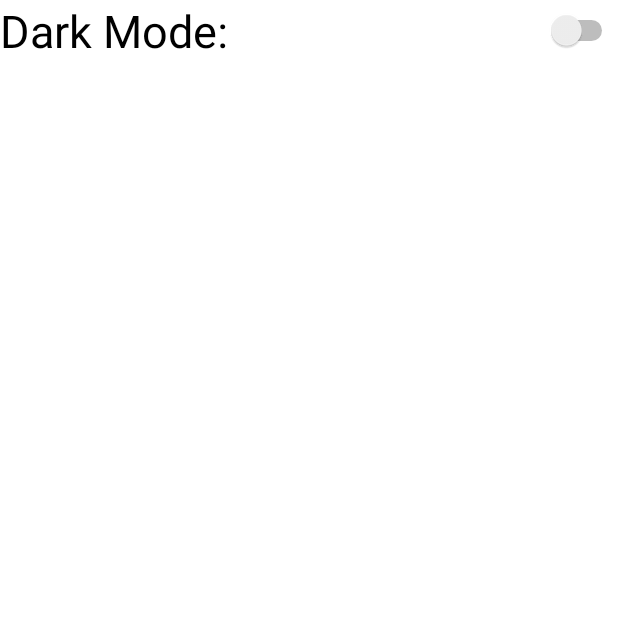
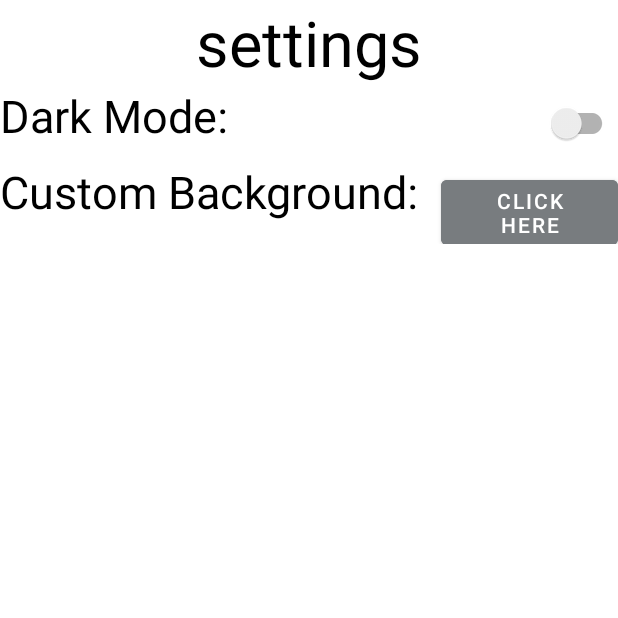
Before and after one commit to R0nald88/wordle, an Android app: the Settings screen opened directly, with no data from a screen before it, on a phone screen of 412 x 824 dp, the top half of it. Run offline under Robolectric (Android 15) with nearby library versions, the phone set to English and light mode, and no system bars.

Commit message:
Update README.md

```diff
--- a/app/src/main/java/com/example/grp_project/Settings.java
+++ b/app/src/main/java/com/example/grp_project/Settings.java
@@ -1,15 +1,15 @@
 package com.example.grp_project;
-
-import androidx.appcompat.app.AppCompatActivity;
-import androidx.appcompat.app.AppCompatDelegate;
 
 import android.content.SharedPreferences;
 import android.os.Bundle;
 import android.widget.CompoundButton;
-import android.widget.Switch;
+
+import androidx.appcompat.app.AppCompatActivity;
+import androidx.appcompat.app.AppCompatDelegate;
+import androidx.appcompat.widget.SwitchCompat;
 
 public class Settings extends AppCompatActivity {
-    Switch sw_night_mode;
+    SwitchCompat sw_night_mode;
 
     SharedPreferences sharedPreferences;
 
--- a/app/src/main/res/layout/activity_main.xml
+++ b/app/src/main/res/layout/activity_main.xml
@@ -35,7 +35,7 @@
                 android:layout_margin="10dp"
                 android:text="@string/start"
                 android:backgroundTint="@color/wordle_grey"
-                android:textSize="30dp"/>
+                android:textSize="30sp"/>
 
 
             <Button
@@ -45,7 +45,7 @@
                 android:layout_margin="10dp"
                 android:text="@string/record"
                 android:backgroundTint="@color/wordle_grey"
-                android:textSize="30dp"/>
+                android:textSize="30sp"/>
 
 
             <Button
@@ -55,7 +55,7 @@
                 android:layout_margin="10dp"
                 android:text="@string/settings"
                 android:backgroundTint="@color/wordle_grey"
-                android:textSize="30dp"
+                android:textSize="30sp"
                 />
 
 
@@ -67,7 +67,7 @@
                 android:layout_margin="10dp"
                 android:text="@string/quit"
                 android:backgroundTint="@color/wordle_grey"
-                android:textSize="30dp"/>
+                android:textSize="30sp"/>
 
 
 
@@ -78,7 +78,7 @@
             android:layout_height="wrap_content"
             android:text="@string/app_version"
             android:textAlignment="viewEnd"
-            android:textSize="30dp"
+            android:textSize="30sp"
             android:textColor="@color/words"
             />
 
--- a/app/src/main/res/layout/activity_settings.xml
+++ b/app/src/main/res/layout/activity_settings.xml
@@ -9,6 +9,13 @@
         android:layout_width="match_parent"
         android:layout_height="wrap_content"
         android:orientation="vertical">
+        <TextView
+            android:layout_width="match_parent"
+            android:layout_height="wrap_content"
+            android:textSize="42sp"
+            android:text="@string/settings"
+            android:textAlignment="center"
+            android:textColor="@color/words"/>
         <LinearLayout
             android:layout_width="match_parent"
             android:layout_height="wrap_content"
@@ -17,16 +24,34 @@
                 android:layout_width="wrap_content"
                 android:layout_height="match_parent"
                 android:text="@string/night_mode"
-                android:textSize="30dp"
+                android:textSize="30sp"
                 android:textColor="@color/words"/>
 
-            <Switch
+            <androidx.appcompat.widget.SwitchCompat
                 android:id="@+id/sw_night_mode"
                 android:layout_width="fill_parent"
                 android:layout_height="match_parent"
                  />
 
         </LinearLayout>
+        <LinearLayout
+            android:layout_width="match_parent"
+            android:layout_height="wrap_content"
+            android:orientation="horizontal">
+            <TextView
+                android:layout_width="wrap_content"
+                android:layout_height="match_parent"
+                android:text="@string/custom_background"
+                android:textSize="30sp"
+                android:textColor="@color/words"/>
 
+            <Button
+                android:id="@+id/btn_background"
+                android:layout_marginStart="15dp"
+                android:layout_width="wrap_content"
+                android:layout_height="wrap_content"
+                android:backgroundTint="@color/wordle_grey"
+                android:text="@string/click_here"/>
+        </LinearLayout>
     </LinearLayout>
 </RelativeLayout>
--- a/app/src/main/res/values/strings.xml
+++ b/app/src/main/res/values/strings.xml
@@ -7,4 +7,6 @@
     <string name="better_wordle">Better Wordle</string>
     <string name="record">record</string>
     <string name="night_mode">Dark Mode:</string>
+    <string name="custom_background">Custom Background:</string>
+    <string name="click_here">Click Here</string>
 </resources>
```
Also changed, not shown: 1 other file.
